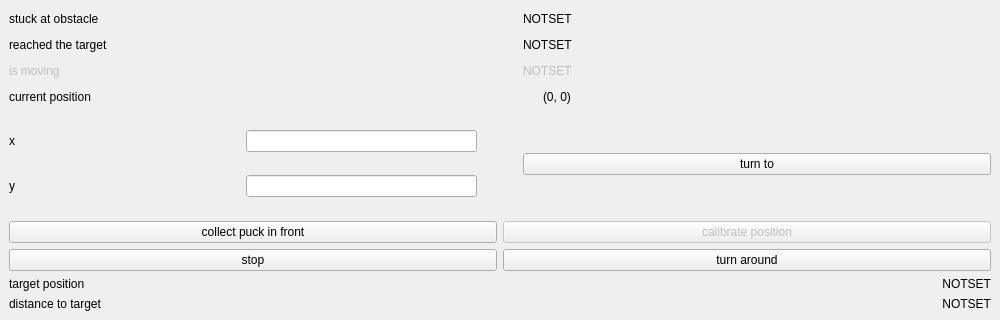
Before: the Qt Designer form layer/view/view.ui in benediktibk/robohockey, drawn with Qt 5; both pictures show x 0 to 1000 and y 0 to 320 of the 1000 by 600 pixel window.
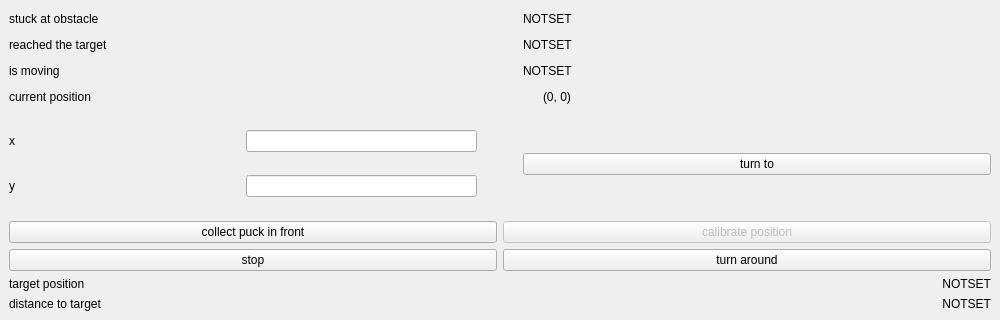
After: the same form once the commit is applied.

```diff
--- a/layer/view/view.ui
+++ b/layer/view/view.ui
@@ -114,7 +114,7 @@
         <item>
          <widget class="QLabel" name="isMovingLabel">
           <property name="enabled">
-           <bool>false</bool>
+           <bool>true</bool>
           </property>
           <property name="sizePolicy">
            <sizepolicy hsizetype="Minimum" vsizetype="Minimum">
@@ -146,7 +146,7 @@
         <item>
          <widget class="QLabel" name="isMoving">
           <property name="enabled">
-           <bool>false</bool>
+           <bool>true</bool>
           </property>
           <property name="sizePolicy">
            <sizepolicy hsizetype="Minimum" vsizetype="Minimum">
```
